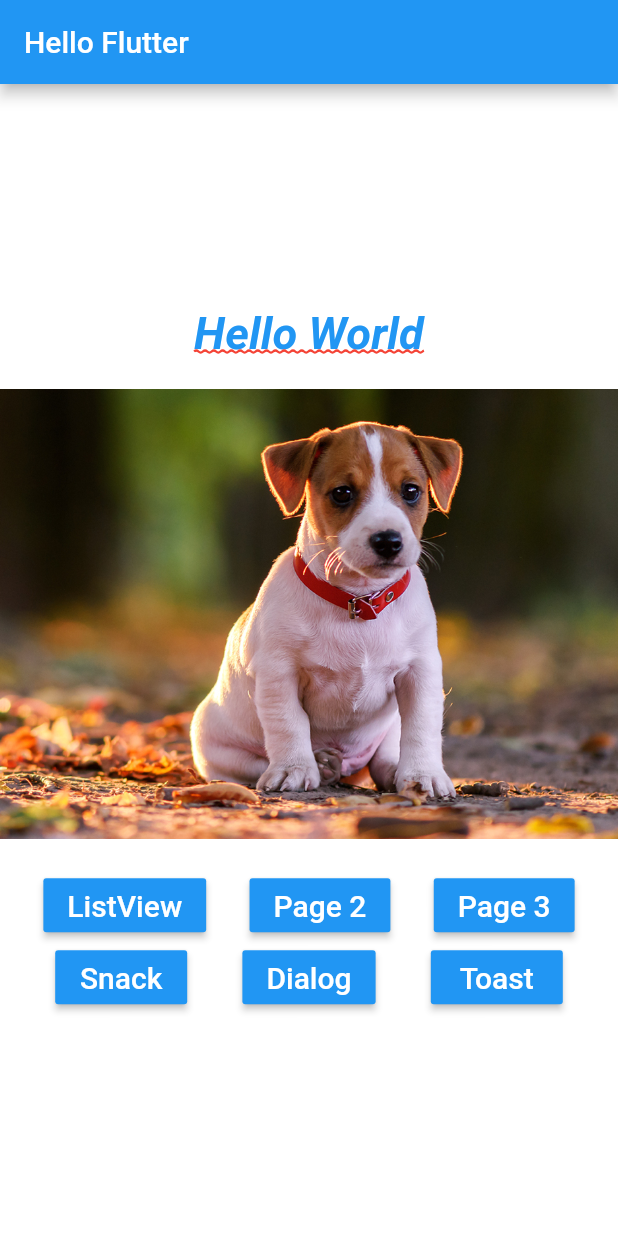
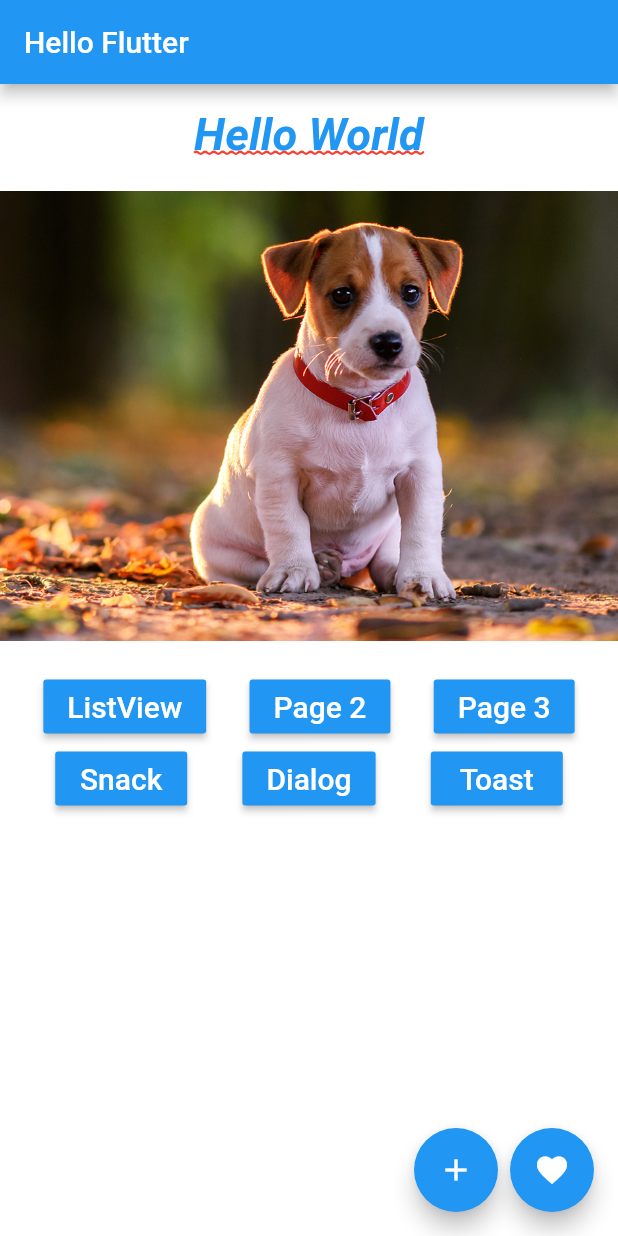
Before and after one commit to tharlesamaro/flutter-estudo-basico-sobre-layout, a Flutter app: the screen it shows after launch, on a phone screen of 412 x 824 dp. Run offline on Flutter 3.47's test engine with Material 2 defaults, Android fonts, the phone set to English and light mode, and no system bars; our stand-ins replace fluttertoast.

Commit message:
Usando FloatActionButton

```diff
--- a/lib/home_page.dart
+++ b/lib/home_page.dart
@@ -18,14 +18,39 @@ class HomePage extends StatelessWidget {
         ),
       ),
       body: _body(context),
+      floatingActionButton: Row(
+        mainAxisAlignment: MainAxisAlignment.end,
+        children: <Widget>[
+          FloatingActionButton(
+            child: Icon(Icons.add),
+            onPressed: () {
+              _onclickFab();
+            },
+          ),
+          SizedBox(
+            width: 8,
+          ),
+          FloatingActionButton(
+            child: Icon(Icons.favorite),
+            onPressed: () {
+              _onclickFab();
+            },
+          ),
+        ],
+      ),
     );
+  }
+
+  _onclickFab() {
+    print("Adicionar");
   }
 
   _body(BuildContext context) {
     return Container(
+      padding: EdgeInsets.only(top: 16),
       color: Colors.white,
       child: Column(
-        mainAxisAlignment: MainAxisAlignment.center,
+        mainAxisAlignment: MainAxisAlignment.start,
         children: <Widget>[
           _text(),
           _pageView(),
@@ -142,8 +167,7 @@ class HomePage extends StatelessWidget {
         timeInSecForIos: 5,
         backgroundColor: Colors.green,
         textColor: Colors.white,
-        fontSize: 16.0
-    );
+        fontSize: 16.0);
   }
 
   _text() {
```
